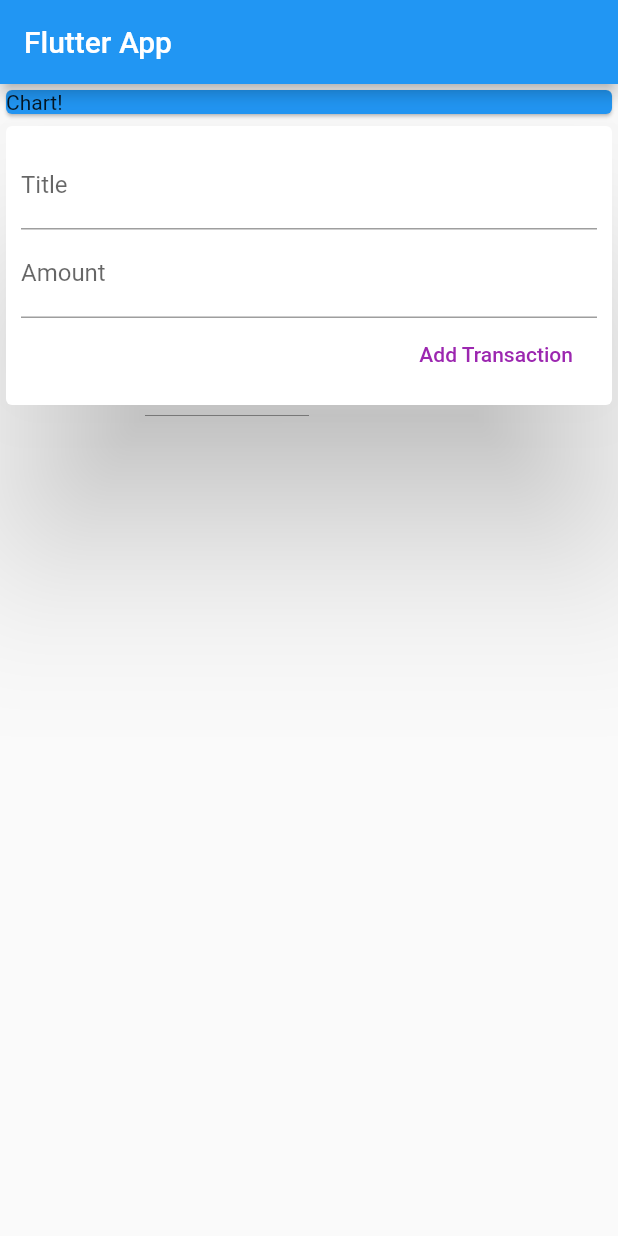
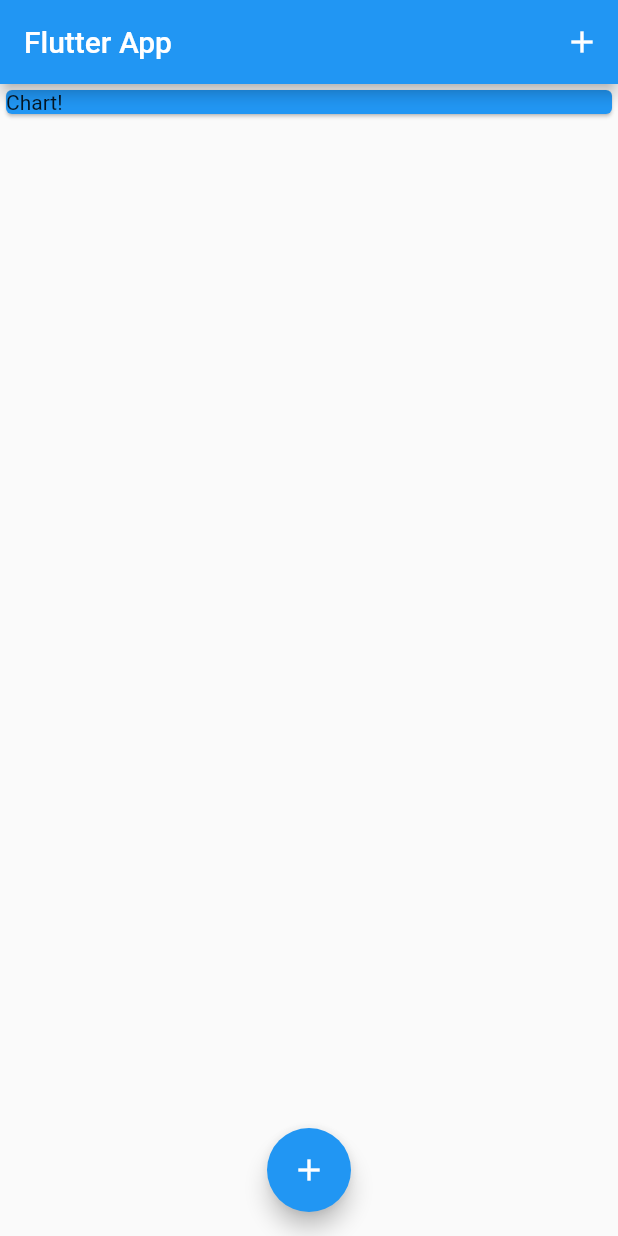
Before and after one commit to wlren/flutter-expenses, a Flutter app: the screen it shows after launch, on a phone screen of 412 x 824 dp. Run offline on Flutter 3.47's test engine with Material 2 defaults, Android fonts, the phone set to English and light mode, and no system bars.

Commit message:
Move add new transaction to buttons

```diff
--- a/lib/main.dart
+++ b/lib/main.dart
@@ -1,6 +1,9 @@
+import 'package:flutter/gestures.dart';
 import 'package:flutter/material.dart';
 
-import './widgets/user_transaction.dart';
+import './widgets/transaction_list.dart';
+import './widgets/new_transaction.dart';
+import './models/transaction.dart';
 
 void main() => runApp(MyApp());
 
@@ -14,12 +17,51 @@ class MyApp extends StatelessWidget {
   }
 }
 
-class MyHomePage extends StatelessWidget {
+class MyHomePage extends StatefulWidget {
+  @override
+  _MyHomePageState createState() => _MyHomePageState();
+}
+
+class _MyHomePageState extends State<MyHomePage> {
+  final List<Transaction> _userTransactions = [];
+
+  void _addTransaction(String txTitle, double txAmount) {
+    final newTx = Transaction(
+      amount: txAmount,
+      date: DateTime.now(),
+      id: DateTime.now().toString(),
+      title: txTitle,
+    );
+    setState(() {
+      _userTransactions.add(newTx);
+    });
+  }
+
+  void _startAddNewTransaction(BuildContext ctx) {
+    showModalBottomSheet(
+        context: ctx,
+        builder: (_) {
+          return GestureDetector(
+            onTap: () {},
+            child: NewTransaction(_addTransaction),
+            behavior: HitTestBehavior.opaque,
+          );
+        });
+  }
+
   @override
   Widget build(BuildContext context) {
     return Scaffold(
       appBar: AppBar(
         title: Text('Flutter App'),
+        actions: [
+          IconButton(
+            icon: Icon(Icons.add),
+            onPressed: () {
+              _startAddNewTransaction(context);
+            },
+          ),
+        ],
       ),
       body: SingleChildScrollView(
         child: Column(
@@ -33,9 +75,16 @@ class MyHomePage extends StatelessWidget {
                 child: Text('Chart!'),
               ),
             ),
-            UserTransaction(),
+            TransactionList(_userTransactions)
           ],
         ),
+      ),
+      floatingActionButtonLocation: FloatingActionButtonLocation.centerFloat,
+      floatingActionButton: FloatingActionButton(
+        child: Icon(Icons.add),
+        onPressed: () {
+          _startAddNewTransaction(context);
+        },
       ),
     );
   }
--- a/lib/widgets/transaction_list.dart
+++ b/lib/widgets/transaction_list.dart
@@ -11,7 +11,7 @@ class TransactionList extends StatelessWidget {
   @override
   Widget build(BuildContext context) {
     return Container(
-      height: 500,
+      height: 600,
       child: ListView.builder(
         itemBuilder: (ctx, index) {
           return Card(
@@ -30,7 +30,7 @@ class TransactionList extends StatelessWidget {
                     ),
                   ),
                   child: Text(
-                    '\$${transactions[index].amount}',
+                    '\$${transactions[index].amount.toStringAsFixed(2)}',
                     style: TextStyle(
                       fontWeight: FontWeight.bold,
                       fontSize: 20,
--- a/lib/widgets/user_transaction.dart
+++ /dev/null
@@ -1,37 +0,0 @@
-import 'package:flutter/material.dart';
-
-import './new_transaction.dart';
-import './transaction_list.dart';
-
-import '../models/transaction.dart';
-
-class UserTransaction extends StatefulWidget {
-  @override
-  _UserTransactionState createState() => _UserTransactionState();
-}
-
-class _UserTransactionState extends State<UserTransaction> {
-  final List<Transaction> _userTransactions = [];
-
-  void _addTransaction(String txTitle, double txAmount) {
-    final newTx = Transaction(
-      amount: txAmount,
-      date: DateTime.now(),
-      id: DateTime.now().toString(),
-      title: txTitle,
-    );
-    setState(() {
-      _userTransactions.add(newTx);
-    });
-  }
-
-  @override
-  Widget build(BuildContext context) {
-    return Column(
-      children: [
-        NewTransaction(_addTransaction),
-        TransactionList(_userTransactions),
-      ],
-    );
-  }
-}
```
Also changed, not shown: lib/widgets/new_transaction.dart (+15 -6 lines).
